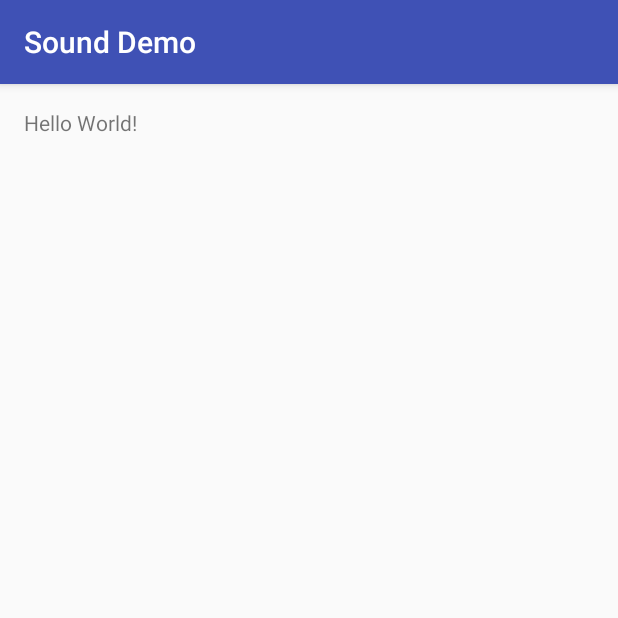
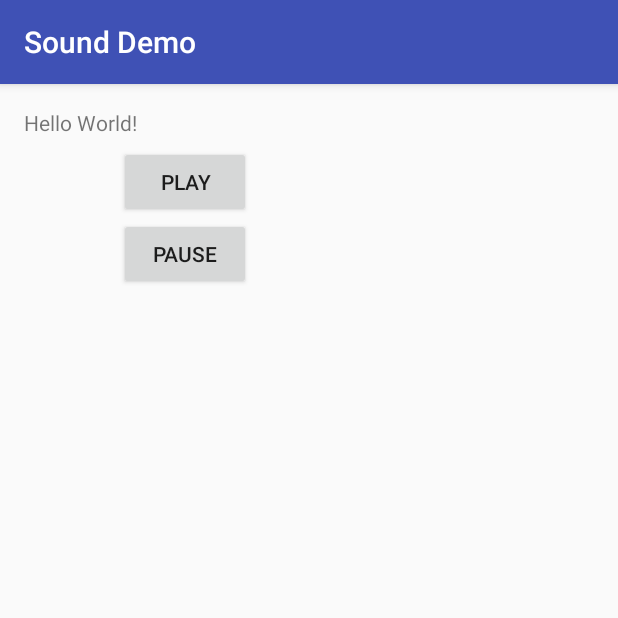
Before and after one commit to garfieldchou/SoundDemo2, an Android app: the screen it shows after launch (MainActivity), on a phone screen of 412 x 824 dp, the top half of it. Run offline under Robolectric (Android 15) with nearby library versions, the phone set to English and light mode, and no system bars.

Commit message:
Add MediaPlayer object and its start() & pause()

```diff
--- a/app/src/main/java/com/garfield_chou/sounddemo/MainActivity.java
+++ b/app/src/main/java/com/garfield_chou/sounddemo/MainActivity.java
@@ -1,13 +1,27 @@
 package com.garfield_chou.sounddemo;
 
+import android.media.MediaPlayer;
 import android.support.v7.app.AppCompatActivity;
 import android.os.Bundle;
+import android.view.View;
 
 public class MainActivity extends AppCompatActivity {
+
+    MediaPlayer mplayer;
+
+    public void audioPlay(View view) {
+        mplayer.start();
+    }
+
+    public void audioPause(View view) {
+        mplayer.pause();
+    }
 
     @Override
     protected void onCreate(Bundle savedInstanceState) {
         super.onCreate(savedInstanceState);
         setContentView(R.layout.activity_main);
+
+        mplayer = MediaPlayer.create(this, R.raw.laugh);
     }
 }
--- a/app/src/main/res/layout/activity_main.xml
+++ b/app/src/main/res/layout/activity_main.xml
@@ -14,4 +14,27 @@
         android:layout_width="wrap_content"
         android:layout_height="wrap_content"
         android:text="Hello World!" />
+
+    <Button
+        android:text="Play"
+        android:layout_width="wrap_content"
+        android:layout_height="wrap_content"
+        android:layout_below="@+id/textView"
+        android:layout_alignParentLeft="true"
+        android:layout_alignParentStart="true"
+        android:layout_marginLeft="63dp"
+        android:layout_marginStart="63dp"
+        android:layout_marginTop="25dp"
+        android:id="@+id/playButton"
+        android:onClick="audioPlay" />
+
+    <Button
+        android:text="Pause"
+        android:layout_width="wrap_content"
+        android:layout_height="wrap_content"
+        android:layout_below="@+id/playButton"
+        android:layout_alignLeft="@+id/playButton"
+        android:layout_alignStart="@+id/playButton"
+        android:id="@+id/pauseButton"
+        android:onClick="audioPause" />
 </RelativeLayout>
```
